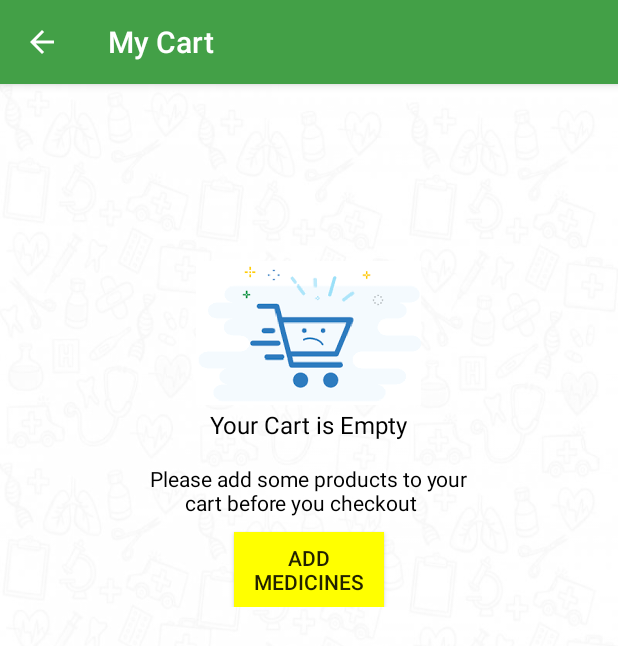
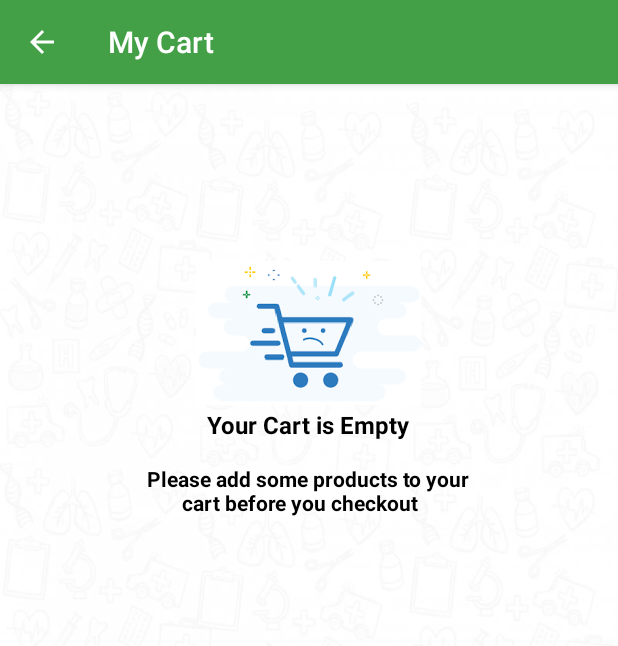
Before and after one commit to Minu-Sarraf/DawaiDost-1, an Android app: the screen it shows after launch (ShowCart), after a tap on an icon or button, on a phone screen of 412 x 824 dp. Shown: the top 646 px of the screen. Run offline under Robolectric (Android 15) with nearby library versions, the light colour scheme and no system bars; our stand-ins replace Volley, navigation-ui; libraries missing offline, so code that uses them is left out: com.jaredrummler.materialspinner, com.mancj.materialsearchbar; network calls fail.

Commit message:
Check it

```diff
--- a/app/src/main/java/com/example/dawaidost/MainActivity.java
+++ b/app/src/main/java/com/example/dawaidost/MainActivity.java
@@ -109,10 +109,6 @@ public class MainActivity extends AppCompatActivity implements NavigationView.On
             synced=!synced;
         }
 
-
-        Toolbar toolbar = findViewById(R.id.toolbar);
-        setSupportActionBar(toolbar);
-
         //check internet connection
         boolean connected = false;
         ConnectivityManager connectivityManager = (ConnectivityManager)getSystemService(Context.CONNECTIVITY_SERVICE);
@@ -170,18 +166,21 @@ public class MainActivity extends AppCompatActivity implements NavigationView.On
             }
         });
 
+
+        Toolbar toolbar = findViewById(R.id.toolbar);
+        setSupportActionBar(toolbar);
         //navigation view
         drawer = findViewById(R.id.drawer_layout);
-        ActionBarDrawerToggle toggle = new ActionBarDrawerToggle(this,drawer,toolbar,R.string.navigation_drawer_open,R.string.navigation_drawer_close);
-        drawer.setDrawerListener(toggle);
+        ActionBarDrawerToggle toggle = new ActionBarDrawerToggle(MainActivity.this,drawer,toolbar,R.string.navigation_drawer_open,R.string.navigation_drawer_close);
+        drawer.addDrawerListener(toggle);
         toggle.syncState();
 
         NavigationView navigationView = findViewById(R.id.nav_view);
-        navigationView.setNavigationItemSelectedListener(MainActivity.this);
+        navigationView.setNavigationItemSelectedListener(this);
         // Passing each menu ID as a set of Ids because each
         // menu should be considered as top level destinations.
         mAppBarConfiguration = new AppBarConfiguration.Builder(
-                R.id.nav_home)
+                R.id.nav_home,R.id.nav_branches,R.id.nav_cart)
                 .setDrawerLayout(drawer)
                 .build();
         NavController navController = Navigation.findNavController(this, R.id.nav_host_fragment);
@@ -229,12 +228,6 @@ public class MainActivity extends AppCompatActivity implements NavigationView.On
             CustomAdapter customAdapter = new CustomAdapter(getApplicationContext(),nothing,nothing,nothing,nothing);
             recyclerView.setAdapter(customAdapter);
 
-/*            //home page image
-            ImageView imageView = findViewById(R.id.home_page);
-            imageView.setVisibility(View.VISIBLE);
-
-            ImageView imageView1 = findViewById(R.id.home_page2);
-            imageView1.setVisibility(View.VISIBLE);*/
 
             LinearLayout relativeLayout = findViewById(R.id.relativeLayout);
             relativeLayout.setVisibility(View.VISIBLE);
@@ -245,12 +238,6 @@ public class MainActivity extends AppCompatActivity implements NavigationView.On
             LinearLayout relativeLayout = findViewById(R.id.relativeLayout);
             relativeLayout.setVisibility(View.INVISIBLE);
 
-/*            //home page image
-            ImageView imageView = findViewById(R.id.home_page);
-            imageView.setVisibility(View.INVISIBLE);
-
-            ImageView imageView1 = findViewById(R.id.home_page2);
-            imageView1.setVisibility(View.INVISIBLE);*/
 
             ArrayList<String> code = new ArrayList<>();
             ArrayList<String> type = new ArrayList<>();
@@ -300,6 +287,15 @@ public class MainActivity extends AppCompatActivity implements NavigationView.On
         }
 
         return super.onOptionsItemSelected(item);
+    }
+
+    @Override
+    public void onBackPressed() {
+        if(drawer.isDrawerOpen(GravityCompat.START)){
+            drawer.closeDrawer(GravityCompat.START);
+        }else{
+            super.onBackPressed();
+        }
     }
 
     @Override
@@ -368,6 +364,12 @@ public class MainActivity extends AppCompatActivity implements NavigationView.On
 
     @Override
     public boolean onNavigationItemSelected(@NonNull MenuItem item) {
+        int id= item.getItemId();
+
+        Log.d("Clicked",String.valueOf(id));
+        if(id==R.id.nav_branches){
+            Toast.makeText(this,"branches",Toast.LENGTH_SHORT).show();
+        }
 
         return true;
     }
--- a/app/src/main/java/com/example/dawaidost/ShowCart.java
+++ b/app/src/main/java/com/example/dawaidost/ShowCart.java
@@ -70,7 +70,7 @@ public class ShowCart extends AppCompatActivity {
         ip = Formatter.formatIpAddress(manager.getConnectionInfo().getIpAddress());
 
         //onclick add medicine
-        Button button = findViewById(R.id.add_medicine);
+/*        Button button = findViewById(R.id.add_medicine);
         button.setOnClickListener(new View.OnClickListener() {
             @Override
             public void onClick(View v) {
@@ -78,7 +78,7 @@ public class ShowCart extends AppCompatActivity {
                 intent.setFlags(Intent.FLAG_ACTIVITY_CLEAR_TOP);
                 startActivity(intent);
             }
-        });
+        });*/
 
 
 /*        //getting location
--- a/app/src/main/res/layout/activity_main.xml
+++ b/app/src/main/res/layout/activity_main.xml
@@ -17,6 +17,7 @@
         app:headerLayout="@layout/nav_header_main"
         app:menu="@menu/activity_main_drawer" />
 
+
     <include
         layout="@layout/app_bar_main"
         android:layout_width="match_parent"
--- a/app/src/main/res/layout/activity_show_cart.xml
+++ b/app/src/main/res/layout/activity_show_cart.xml
@@ -42,6 +42,7 @@
             android:layout_below="@id/no_item"
             android:text="Your Cart is Empty"
             android:textColor="@android:color/background_dark"
+            android:textStyle="bold"
             android:textSize="16sp" />
 
         <TextView
@@ -53,9 +54,10 @@
             android:layout_marginTop="15dp"
             android:text="Please add some products to your\n       cart before you checkout"
             android:textColor="@android:color/background_dark"
+            android:textStyle="bold"
             android:textSize="14sp" />
 
-        <Button
+<!--        <Button
             android:id="@+id/add_medicine"
             android:layout_width="100dp"
             android:layout_height="50dp"
@@ -63,7 +65,7 @@
             android:background="#FFFF00"
             android:layout_below="@+id/text1"
             android:layout_centerHorizontal="true"
-            android:layout_marginTop="10dp"/>
+            android:layout_marginTop="10dp"/>-->
 
     </RelativeLayout>
 
--- a/app/src/main/res/layout/nav_header_main.xml
+++ b/app/src/main/res/layout/nav_header_main.xml
@@ -6,6 +6,7 @@
     android:background="@mipmap/dawai_dost_logo"
     android:gravity="bottom"
     android:orientation="vertical"
+    android:layout_marginTop="20dp"
     android:paddingLeft="@dimen/activity_horizontal_margin"
     android:paddingTop="@dimen/activity_vertical_margin"
     android:paddingRight="@dimen/activity_horizontal_margin"
--- a/app/src/main/res/menu/activity_main_drawer.xml
+++ b/app/src/main/res/menu/activity_main_drawer.xml
@@ -4,6 +4,7 @@
     tools:showIn="navigation_view">
 
     <group android:checkableBehavior="single">
+
         <item
             android:id="@+id/nav_home"
             android:icon="@mipmap/home"
```
Also changed, not shown: app/src/main/res/mipmap-xhdpi/discount.png (deleted), app/src/main/res/mipmap-xxhdpi/samajhdar.png (deleted), app/src/main/res/mipmap-xxxhdpi/samajhdar.png (renamed from app/src/main/res/mipmap-xhdpi/samajhdar.png).
